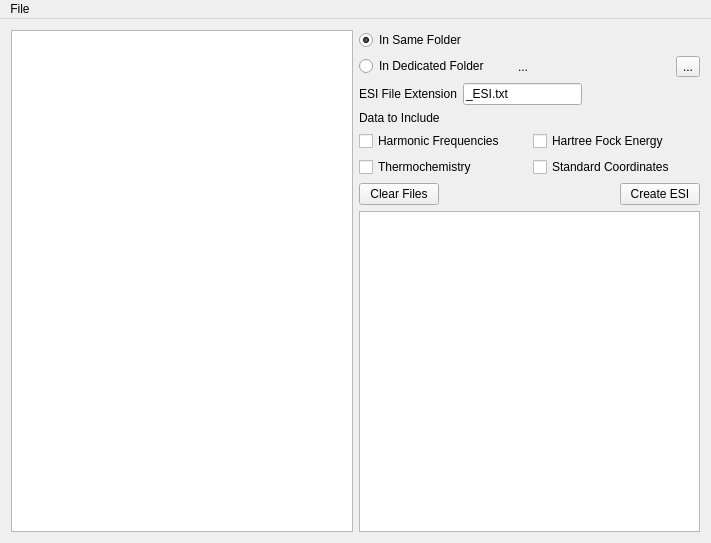
Qt form Geac/geac.ui (LaTruelle/Geac) before a commit.
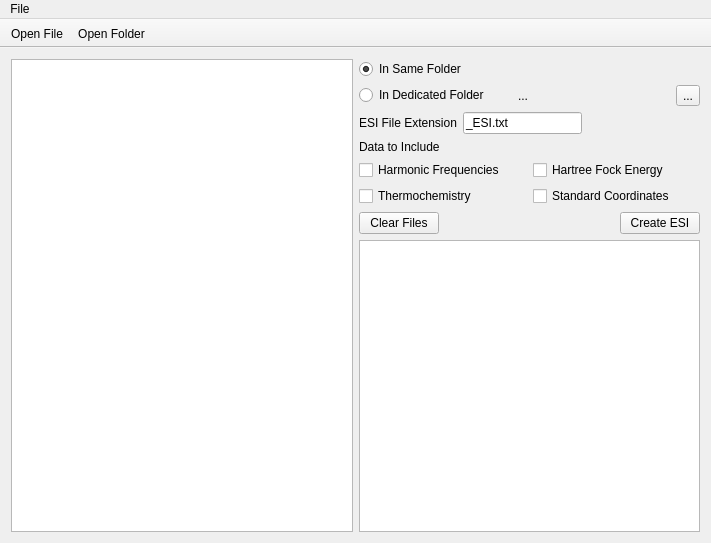
The same form after that commit. Icons and pictures are not drawn.

Commit message: Added Icons - Working in toolbar - Not in list (with delegate)

Diff of the .ui file:
```diff
--- a/Geac/geac.ui
+++ b/Geac/geac.ui
@@ -195,6 +195,25 @@
    </widget>
    <addaction name="FileMenu"/>
   </widget>
+  <widget class="QToolBar" name="toolBar">
+   <property name="windowTitle">
+    <string>toolBar</string>
+   </property>
+   <property name="movable">
+    <bool>false</bool>
+   </property>
+   <property name="floatable">
+    <bool>false</bool>
+   </property>
+   <attribute name="toolBarArea">
+    <enum>TopToolBarArea</enum>
+   </attribute>
+   <attribute name="toolBarBreak">
+    <bool>false</bool>
+   </attribute>
+   <addaction name="actionOpen_File"/>
+   <addaction name="actionOpen_Folder"/>
+  </widget>
   <action name="actionOpen_File">
    <property name="text">
     <string>&amp;Open File...</string>
```
Left out of the diff: 12 changed lines with no effect on the pictures. The commit also changes 3 other files.
